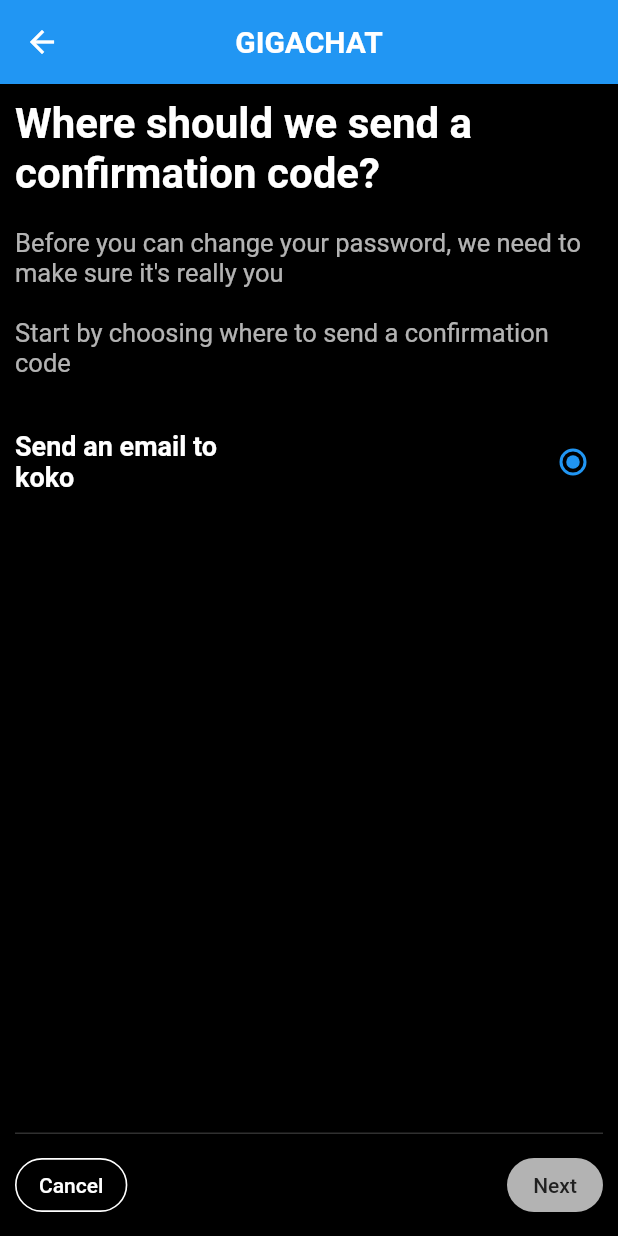
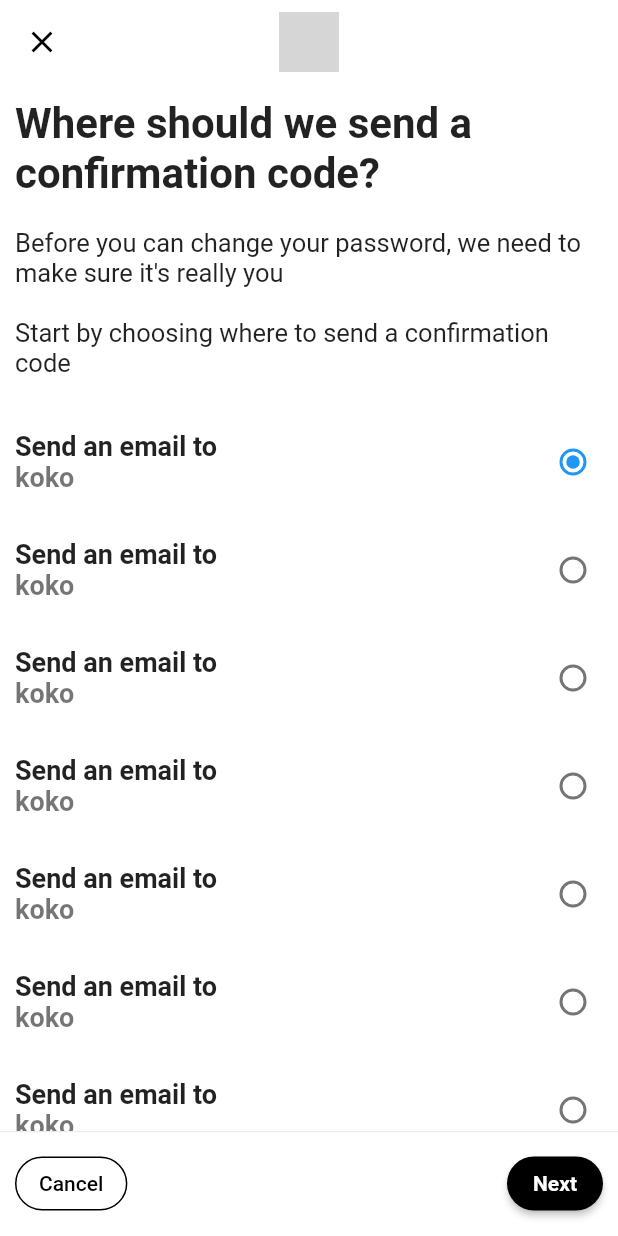
Before and after one commit to AbdoWise-z/GigaChat-Cross-platform, a Flutter app: the ForgetPassword screen opened by its route, after a tap on "Next", on a phone screen of 412 x 824 dp. Run offline on Flutter 3.47's test engine with Material 2 defaults, Android fonts, the phone set to English and light mode, and no system bars; our stand-ins replace email_validator; accounts and stored records are empty; grey boxes are pictures that could not be loaded.

Commit message:
theme implementing

```diff
--- a/lib/main.dart
+++ b/lib/main.dart
@@ -4,6 +4,7 @@
 import 'package:gigachat/pages/home/home.dart';
 import 'package:gigachat/pages/forget-password/forget-password.dart';
 import 'package:gigachat/pages/login/login-page.dart';
+import 'package:gigachat/pages/register/create-account.dart';
 import 'package:gigachat/pages/temp.dart';
 import 'package:gigachat/providers/auth.dart';
 import 'package:gigachat/providers/theme-provider.dart';
@@ -52,6 +53,7 @@
                   LoginPage.pageRoute : (context) => LoginPage(),
                   ForgetPassword.pageRoute : (context) => ForgetPassword(),
                   VerificationCodePage.pageRoute : (context) => VerificationCodePage(),
+                  CreateAccount.pageRoute : (context) => CreateAccount(),
                 },
               );
             },
--- a/lib/pages/forget-password/forget-password.dart
+++ b/lib/pages/forget-password/forget-password.dart
@@ -15,7 +15,20 @@
   // TODO: move this function to its folder & implement dealing with api
   // TODO: email must be hidden by stars
   return [
-    ContactMethod(contactWay: "Send an email to", contactTarget: email)
+    ContactMethod(contactWay: "Send an email to", contactTarget: email),
+    ContactMethod(contactWay: "Send an email to", contactTarget: email),
+
+    ContactMethod(contactWay: "Send an email to", contactTarget: email),
+
+    ContactMethod(contactWay: "Send an email to", contactTarget: email),
+
+    ContactMethod(contactWay: "Send an email to", contactTarget: email),
+
+    ContactMethod(contactWay: "Send an email to", contactTarget: email),
+
+    ContactMethod(contactWay: "Send an email to", contactTarget: email),
+
+
   ];
 }
 
@@ -44,8 +57,7 @@
   @override
   Widget build(BuildContext context) {
     return Scaffold(
-      appBar: LoginAppBar(),
-      backgroundColor: Colors.black,
+      appBar: LoginAppBar(context),
       body: Padding(
         padding: const EdgeInsets.all(LOGIN_PAGE_PADDING),
         child: Column(
@@ -67,7 +79,7 @@
 
             LoginFooter(proceedButtonName: "Next",
                 onPressed: (){
-                  Navigator.push(context,
+                  Navigator.pushReplacement(context,
                       //MaterialPageRoute(builder: (context)=> ConfirmEmailPage(username: "a",))
                       MaterialPageRoute(
                           builder: (context)=> VerificationMethodPage(methods: getUserContactMethods("koko"))
--- a/lib/pages/forget-password/sub-pages/confirm-email.dart
+++ b/lib/pages/forget-password/sub-pages/confirm-email.dart
@@ -31,8 +31,7 @@
     late String email;
 
     return Scaffold(
-      backgroundColor: Colors.black,
-      appBar: LoginAppBar(),
+      appBar: LoginAppBar(context),
       body: Padding(
         padding: const EdgeInsets.all(LOGIN_PAGE_PADDING),
         child: Column(
--- a/lib/pages/login/shared-widgets/forget-password-button.dart
+++ b/lib/pages/login/shared-widgets/forget-password-button.dart
@@ -1,13 +1,11 @@
 import 'package:flutter/material.dart';
 import 'package:gigachat/pages/forget-password/forget-password.dart';
 import 'package:gigachat/pages/login/login-page.dart';
+import 'package:gigachat/providers/theme-provider.dart';
 
 ButtonStyle leftButtonStyle()
 {
-  return ElevatedButton.styleFrom(
-      foregroundColor: Colors.white,
-      backgroundColor: Colors.black,
-      side: const BorderSide(width: 1.1, color: Colors.white),
+  return OutlinedButton.styleFrom(
       shape: RoundedRectangleBorder(
           borderRadius: BorderRadius.circular(20)
       )
@@ -21,7 +19,7 @@
 
   @override
   Widget build(BuildContext context) {
-    return ElevatedButton(
+    return OutlinedButton(
         style: leftButtonStyle(),
         onPressed: () {
           Navigator.push(
@@ -31,7 +29,11 @@
                         username: username,
                       )));
         },
-        child: const Text("Forget password?"));
+        child: Text("Forget password?",
+          style: TextStyle(
+            color: ThemeProvider.getInstance(context).getTheme.textTheme.labelSmall!.color,
+          ),
+        ));
   }
 }
 
@@ -40,12 +42,17 @@
 
   @override
   Widget build(BuildContext context) {
-    return ElevatedButton(
+    return OutlinedButton(
         style: leftButtonStyle(),
         onPressed: () {
           Navigator.pushNamed(context, LoginPage.pageRoute);
         },
-        child: const Text("Cancel"));
+        child: Text("Cancel",
+          style: TextStyle(
+            color: ThemeProvider.getInstance(context).getTheme.textTheme.labelSmall!.color,
+          ),
+        ),
+    );
   }
 }
 
@@ -54,7 +61,7 @@
 
   @override
   Widget build(BuildContext context) {
-    return ElevatedButton(
+    return OutlinedButton(
         style: leftButtonStyle(),
         onPressed: () {
           Navigator.pop(context);
--- a/lib/pages/user-verification/select-verification-method-page.dart
+++ b/lib/pages/user-verification/select-verification-method-page.dart
@@ -34,10 +34,10 @@
   @override
   Widget build(BuildContext context) {
     return Scaffold(
-      appBar: LoginAppBar(),
-      backgroundColor: Colors.black,
+      appBar: LoginAppBar(context),
       body: Padding(
         padding: const EdgeInsets.all(LOGIN_PAGE_PADDING),
+        child: SingleChildScrollView(
           child: Column(
             crossAxisAlignment: CrossAxisAlignment.start,
             children: [
@@ -69,19 +69,17 @@
 
 
               ),
-
-            const Expanded(child: SizedBox()),
-            LoginFooter(
+            ],
+          ),
+        ),
+      ),
+      bottomSheet:  LoginFooter(
         proceedButtonName: "Next",
         showForgetPassword: false,
         showCancelButton: true,
         onPressed: (){
           Navigator.pushNamed(context, VerificationCodePage.pageRoute);
         },
-            )
-
-          ],
-        ),
       ),
     );
   }
@@ -92,6 +90,5 @@
   return const TextStyle(
       fontWeight: FontWeight.bold,
       fontSize: 18,
-      color: Colors.white
   );
 }
--- a/lib/widgets/login-app-bar.dart
+++ b/lib/widgets/login-app-bar.dart
@@ -1,14 +1,21 @@
 import 'package:flutter/material.dart';
+import 'package:gigachat/providers/theme-provider.dart';
 import '../base.dart';
 
-PreferredSizeWidget LoginAppBar() {
+PreferredSizeWidget LoginAppBar(BuildContext context) {
   return AppBar(
     centerTitle: true,
-    title: Text(
-      APP_NAME.toUpperCase(),
-      style: const TextStyle(
-        fontSize: 20.0,
-        fontWeight: FontWeight.bold,
+    leading: IconButton(
+      onPressed: (){
+        Navigator.popUntil(context,ModalRoute.withName('/'));
+      },
+      icon: const Icon(Icons.close),
+    ),
+    title: SizedBox(
+      height: 40,
+      width: 40,
+      child: Image.asset(
+        ThemeProvider.getInstance(context).isDark() ? 'assets/giga-chat-logo-dark.png' : 'assets/giga-chat-logo-light.png',
       ),
     ),
   );
--- a/lib/widgets/page-description.dart
+++ b/lib/widgets/page-description.dart
@@ -10,7 +10,6 @@
   Widget build(BuildContext context) {
     return Text(description,
       style: const TextStyle(
-        color: Colors.white70,
         fontSize: 17
     ),);
   }
--- a/lib/widgets/page-footer.dart
+++ b/lib/widgets/page-footer.dart
@@ -22,13 +22,13 @@
 
   @override
   Widget build(BuildContext context) {
-    return Container(
-      decoration: const BoxDecoration(
-          border: Border(
-              top: BorderSide(color: Color(0xff303030))
-          )
-      ),
-      padding: const EdgeInsets.fromLTRB(0, 10, 0, 0),
+    return SizedBox(
+      height: 70,
+      child: Column(
+        children: [
+          const Divider(thickness: 0.5, height: 1,),
+          Padding(
+            padding: const EdgeInsets.all(10),
             child: Row(
               children: [
 
@@ -53,16 +53,18 @@
 
                 ElevatedButton(
                     style: ElevatedButton.styleFrom(
-                  foregroundColor: Colors.grey[900],
-                  backgroundColor: Colors.white70,
+
                         shape: RoundedRectangleBorder(borderRadius: BorderRadius.circular(20))
                     ),
                     onPressed: onPressed ?? (){},
-              child: Text(proceedButtonName)
+                    child: Text(proceedButtonName,),
                 ),
               ]
               ,
             ),
+          ),
+        ]
+      ),
     );
   }
 }
--- a/lib/widgets/page-title.dart
+++ b/lib/widgets/page-title.dart
@@ -12,7 +12,7 @@
       style: const TextStyle(
           fontSize: 28,
           fontWeight: FontWeight.w600,
-          color: Colors.white),
+          ),
     );
   }
 }
--- a/lib/widgets/password-input-field.dart
+++ b/lib/widgets/password-input-field.dart
@@ -1,5 +1,6 @@
 import 'package:flutter/material.dart';
 import 'package:gigachat/base.dart';
+import 'package:gigachat/providers/theme-provider.dart';
 
 
 class PasswordFormField extends StatefulWidget {
@@ -77,6 +78,8 @@
                         return Colors.transparent;
                       },
                     ),
+                    elevation: MaterialStateProperty.all(0),
+                    iconColor: MaterialStateProperty.all(ThemeProvider.getInstance(context).getTheme.textTheme.labelSmall!.color)
                   ),
                   child: Icon(passwordState)
               ),
--- a/pubspec.yaml
+++ b/pubspec.yaml
@@ -65,6 +65,7 @@
   # To add assets to your application, add an assets section, like this:
   assets:
     - assets/giga-chat-logo-dark.png
+    - assets/giga-chat-logo-light.png
 
   # An image asset can refer to one or more resolution-specific "variants", see
   # https://flutter.dev/assets-and-images/#resolution-aware
```
Also changed, not shown: lib/pages/forget-password/sub-pages/change-password.dart (+8 -8 lines), lib/pages/login/sub-pages/password-page.dart (+35 -23 lines), lib/pages/login/sub-pages/username-page.dart (+13 -7 lines), lib/pages/register/create-account.dart (+15 -17 lines), lib/pages/user-verification/verification-code-page.dart (+3 -4 lines), lib/providers/theme-provider.dart (+87 -5 lines). Lines whose indentation alone changed are shown as unchanged.
